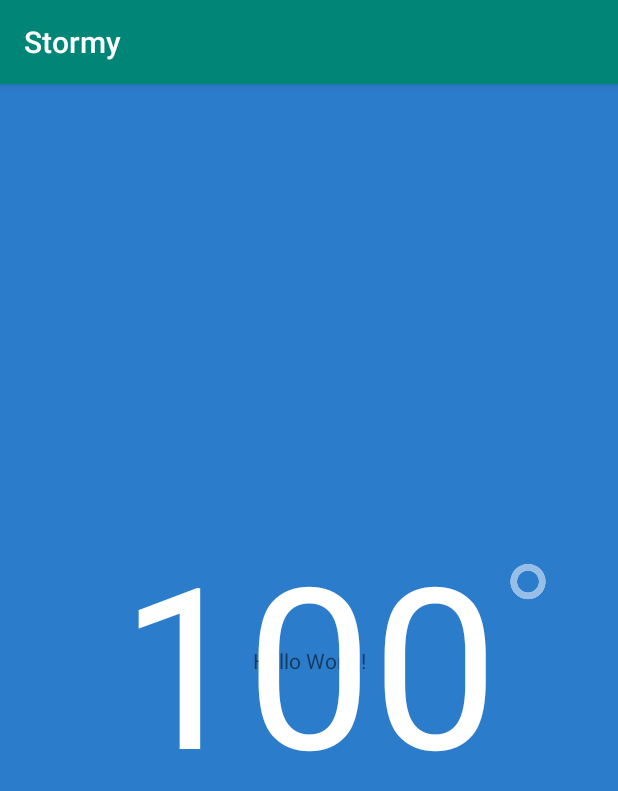
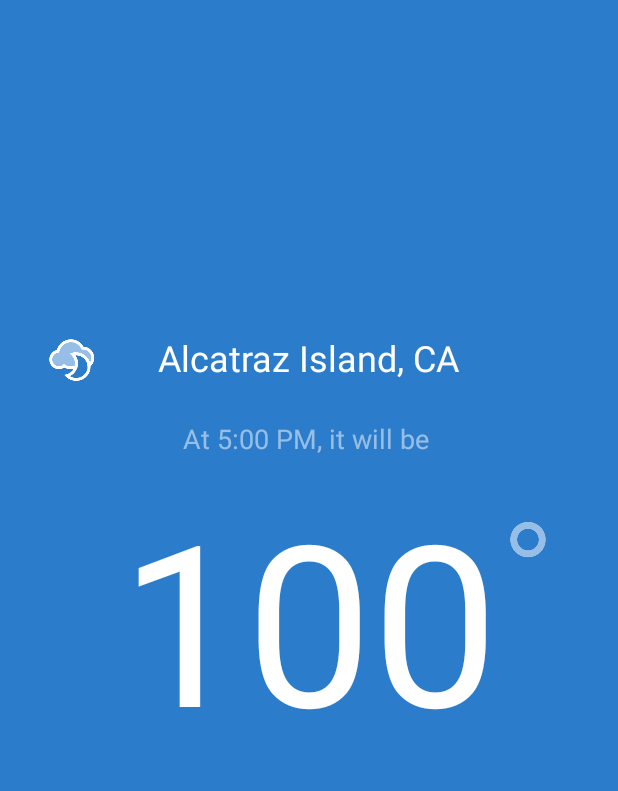
Before and after one commit to smithrm941/Stormy, an Android app: the screen it shows after launch (MainActivity), on a phone screen of 412 x 824 dp. Shown: the top 791 px of the screen. Run offline under Robolectric (Android 15) with nearby library versions, the phone set to English and light mode, and no system bars.

Commit message:
Added more placeholder text and image, deleted 'Hello World' text

```diff
--- a/app/src/main/res/layout/activity_main.xml
+++ b/app/src/main/res/layout/activity_main.xml
@@ -6,16 +6,6 @@
     android:layout_height="match_parent"
     android:background="@color/appBackground"
     tools:context=".MainActivity">
-
-    <TextView
-        android:id="@+id/textView2"
-        android:layout_width="wrap_content"
-        android:layout_height="wrap_content"
-        android:text="Hello World!"
-        app:layout_constraintBottom_toBottomOf="parent"
-        app:layout_constraintLeft_toLeftOf="parent"
-        app:layout_constraintRight_toRightOf="parent"
-        app:layout_constraintTop_toTopOf="parent" />
 
     <TextView
         android:id="@+id/temperatureValue"
@@ -43,4 +33,42 @@
         app:layout_constraintTop_toTopOf="@+id/temperatureValue"
         app:srcCompat="@drawable/degree" />
 
+    <TextView
+        android:id="@+id/timeValue"
+        android:layout_width="wrap_content"
+        android:layout_height="wrap_content"
+        android:layout_marginStart="8dp"
+        android:layout_marginEnd="8dp"
+        android:layout_marginBottom="8dp"
+        android:text="At 5:00 PM, it will be "
+        android:textColor="@color/half_white"
+        android:textSize="18sp"
+        app:layout_constraintBottom_toTopOf="@+id/temperatureValue"
+        app:layout_constraintEnd_toEndOf="parent"
+        app:layout_constraintStart_toStartOf="parent" />
+
+    <TextView
+        android:id="@+id/locationValue"
+        android:layout_width="wrap_content"
+        android:layout_height="34dp"
+        android:layout_marginStart="8dp"
+        android:layout_marginEnd="8dp"
+        android:layout_marginBottom="24dp"
+        android:text="Alcatraz Island, CA"
+        android:textColor="@android:color/white"
+        android:textSize="24sp"
+        app:layout_constraintBottom_toTopOf="@+id/timeValue"
+        app:layout_constraintEnd_toEndOf="parent"
+        app:layout_constraintStart_toStartOf="parent" />
+
+    <ImageView
+        android:id="@+id/iconImageView"
+        android:layout_width="wrap_content"
+        android:layout_height="wrap_content"
+        android:layout_marginStart="32dp"
+        android:layout_marginBottom="24dp"
+        app:layout_constraintBottom_toTopOf="@+id/timeValue"
+        app:layout_constraintStart_toStartOf="parent"
+        app:srcCompat="@drawable/cloudy_night" />
+
 </android.support.constraint.ConstraintLayout>
--- a/app/src/main/res/values/colors.xml
+++ b/app/src/main/res/values/colors.xml
@@ -4,4 +4,5 @@
     <color name="colorPrimaryDark">#00574B</color>
     <color name="colorAccent">#D81B60</color>
     <color name="appBackground">#2C7CCC</color>
+    <color name="half_white">#80FFFFFF</color>
 </resources>
--- a/app/src/main/res/values/styles.xml
+++ b/app/src/main/res/values/styles.xml
@@ -1,7 +1,7 @@
 <resources>
 
     <!-- Base application theme. -->
-    <style name="AppTheme" parent="Theme.AppCompat.Light.DarkActionBar">
+    <style name="AppTheme" parent="Theme.AppCompat.Light.NoActionBar">
         <!-- Customize your theme here. -->
         <item name="colorPrimary">@color/colorPrimary</item>
         <item name="colorPrimaryDark">@color/colorPrimaryDark</item>
```
